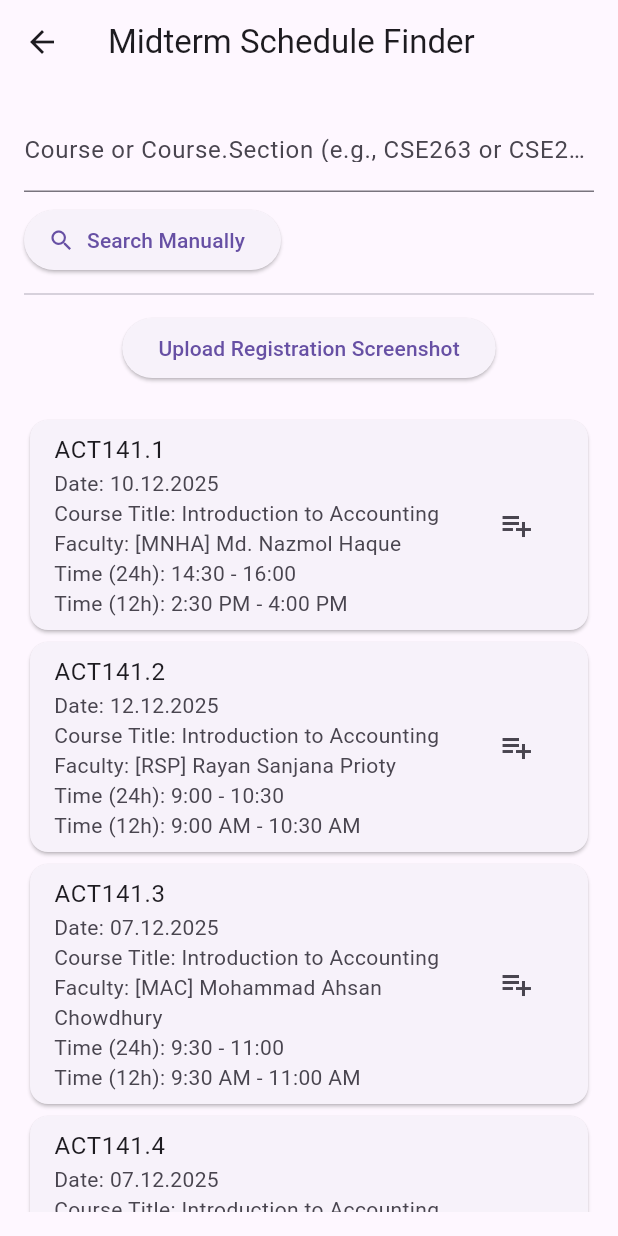
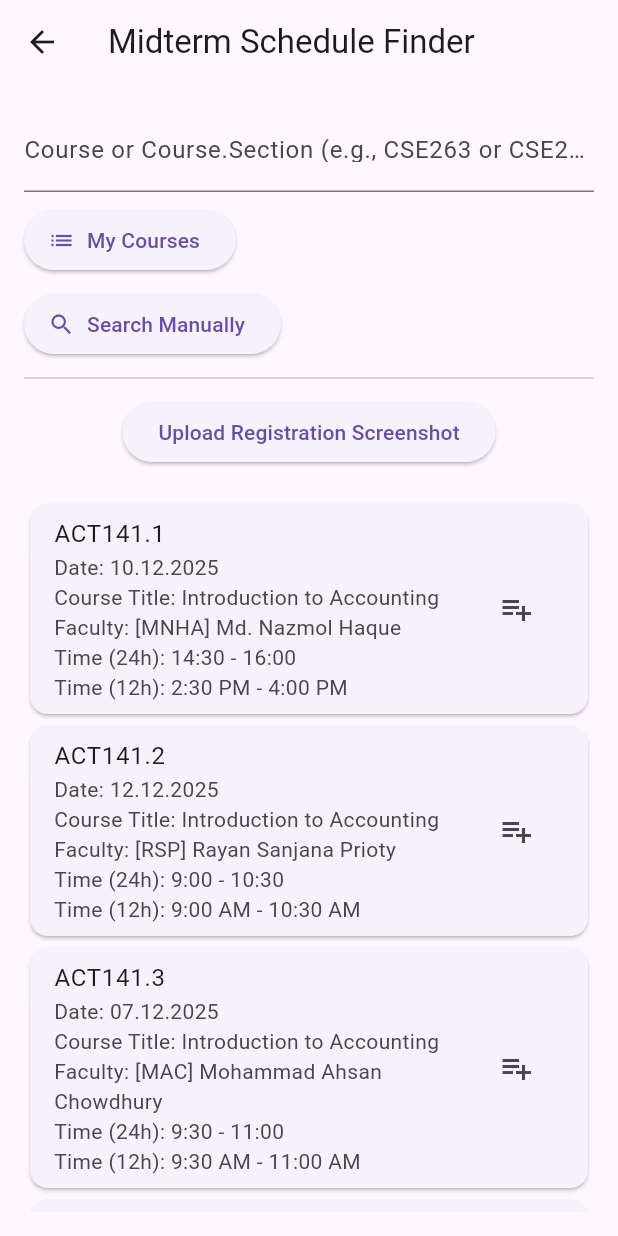
Before and after one commit to hasibul2hasan/my_seu, a Flutter app: the ExamScheduleExtractorPage screen opened directly, after a tap on "Search Manually", on a phone screen of 412 x 824 dp. Run offline on Flutter 3.47's test engine with Material 3 defaults, Android fonts, the phone set to English and light mode, and no system bars; our stand-ins replace firebase_auth, firebase_core, geolocator, google_nav_bar, google_sign_in, image_picker and 3 more; missing offline and left inert: google_mlkit_text_recognition; accounts and stored records are empty.

Commit message:
feat: implement My Inventory page for managing course inventory with persistent storage

```diff
--- a/lib/screens/subPages/mid_exam.dart
+++ b/lib/screens/subPages/mid_exam.dart
@@ -1,5 +1,7 @@
 import 'dart:convert';
+import 'dart:async';
 import 'package:flutter/material.dart';
+import './my_inventory_page.dart';
 import 'package:image_picker/image_picker.dart';
 import 'package:shared_preferences/shared_preferences.dart';
 import 'package:google_mlkit_text_recognition/google_mlkit_text_recognition.dart';
@@ -21,6 +23,8 @@ class _ExamScheduleExtractorPageState extends State<ExamScheduleExtractorPage> {
   List<Map<String, dynamic>> myInventory = [];
   bool showInventoryHints = true;
   Map<String, dynamic>? _scheduleCache;
+  bool hasSearched = false;
+  Timer? _searchDebounce;
 
   Future<void> pickImage() async {
     try {
@@ -215,8 +219,11 @@ class _ExamScheduleExtractorPageState extends State<ExamScheduleExtractorPage> {
     // Preload cache so first search is fast
     loadExamJson().then((map) {
       _scheduleCache = map;
+      // Show all courses on entering the page
+      manualSearch();
     }).catchError((error) {
-      // ignore preload errors
+      // If preload fails, still try to show all courses
+      manualSearch();
     });
   }
   Future<void> manualSearch() async {
@@ -224,12 +231,13 @@ class _ExamScheduleExtractorPageState extends State<ExamScheduleExtractorPage> {
       isProcessing = true;
       errorMessage = null;
       finalResults.clear();
+      hasSearched = true;
     });
 
     try {
       final rawCourse = _courseController.text.trim();
-
-      final schedule = await loadExamJson();
+      final schedule = _scheduleCache ?? await loadExamJson();
+      _scheduleCache ??= schedule;
       final results = <Map<String, dynamic>>[];
 
       if (rawCourse.isEmpty) {
@@ -421,29 +429,49 @@ class _ExamScheduleExtractorPageState extends State<ExamScheduleExtractorPage> {
                 labelText: 'Course or Course.Section (e.g., CSE263 or CSE263.11)',
                 suffixIcon: (_courseController.text.isNotEmpty)
                     ? IconButton(
+                        icon: const Icon(Icons.close),
                         tooltip: 'Clear',
-                        icon: const Icon(Icons.clear),
                         onPressed: () {
-                          setState(() {
-                            _courseController.clear();
-                          });
+                          _courseController.clear();
+                          // Immediately reset the search results when clearing
+                          manualSearch();
                         },
                       )
                     : null,
               ),
               textInputAction: TextInputAction.search,
-              onChanged: (_) => setState(() {}),
+              onChanged: (_) {
+                setState(() {});
+                _searchDebounce?.cancel();
+                _searchDebounce = Timer(const Duration(milliseconds: 250), () {
+                  manualSearch();
+                });
+              },
               onSubmitted: (_) => manualSearch(),
             ),
-            // Inventory-only suggestions under search bar
-            if (showInventoryHints && myInventory.isNotEmpty) ...[
+            // My Courses button will be shown inline with inventory chips below
+            // My Courses button always visible; chips show before search
+            ...[
               const SizedBox(height: 8),
               Align(
                 alignment: Alignment.centerLeft,
                 child: Wrap(
                   spacing: 8,
                   runSpacing: 8,
-                  children: myInventory.map((inv) {
+                  children: [
+                    ElevatedButton.icon(
+                      icon: const Icon(Icons.list),
+                      label: const Text('My Courses'),
+                      onPressed: () async {
+                        await Navigator.of(context).push(
+                          MaterialPageRoute(builder: (_) => const MyInventoryPage()),
+                        );
+                        // Refresh local inventory after returning
+                        _loadInventory();
+                        setState(() {});
+                      },
+                    ),
+                    if (myInventory.isNotEmpty) ...myInventory.map((inv) {
                     final code = "${inv['course']}.${inv['section']}";
                     return InputChip(
                       label: Text(code),
@@ -455,7 +483,8 @@ class _ExamScheduleExtractorPageState extends State<ExamScheduleExtractorPage> {
                       },
                       onDeleted: () => _removeFromInventory(inv['course'].toString(), inv['section'].toString()),
                     );
-                  }).toList(),
+                    }).toList(),
+                  ],
                 ),
               ),
             ],
@@ -487,8 +516,10 @@ class _ExamScheduleExtractorPageState extends State<ExamScheduleExtractorPage> {
               )
             ],
 
-            /// Display Results
-            if (!isProcessing && finalResults.isNotEmpty)
+            // Inventory detailed list removed per request; only show chips under search and in My Courses page
+
+            /// Display All Courses / Search Results
+            if (!isProcessing)
               Expanded(
                 child: ListView.builder(
                   itemCount: finalResults.length,
@@ -498,8 +529,7 @@ class _ExamScheduleExtractorPageState extends State<ExamScheduleExtractorPage> {
                     final inInv = myInventory.any((e) => "${e['course']}.${e['section']}" == code);
                     return Card(
                       child: ListTile(
-                        title:
-                            Text(code),
+                        title: Text(code),
                         subtitle: Text(
                           "Date: ${item['date']}\n"
                           "Course Title: ${item['courseTitle'] ?? ''}\n"
@@ -512,8 +542,9 @@ class _ExamScheduleExtractorPageState extends State<ExamScheduleExtractorPage> {
                                 tooltip: 'Remove from My Courses',
                                 icon: const Icon(Icons.delete_outline),
                                 onPressed: () => _removeFromInventory(
-                                    item['course'].toString(),
-                                    item['section'].toString()),
+                                  item['course'].toString(),
+                                  item['section'].toString(),
+                                ),
                               )
                             : IconButton(
                                 tooltip: 'Add to My Courses',
@@ -524,42 +555,7 @@ class _ExamScheduleExtractorPageState extends State<ExamScheduleExtractorPage> {
                     );
                   },
                 ),
-              )
-            else if (!isProcessing && finalResults.isEmpty)
-              Expanded(
-                child: Column(
-                  crossAxisAlignment: CrossAxisAlignment.start,
-                  children: [
-                    const Text('My Courses'),
-                    const SizedBox(height: 8),
-                    Expanded(
-                      child: ListView.builder(
-                        itemCount: myInventory.length,
-                        itemBuilder: (context, index) {
-                          final inv = myInventory[index];
-                          return Card(
-                            child: ListTile(
-                              title: Text("${inv['course']}.${inv['section']}"),
-                              subtitle: Text(
-                                "Date: ${inv['date']}\n"
-                                "Course Title: ${inv['courseTitle'] ?? ''}\n"
-                                "Faculty: ${inv['faculty'] ?? ''}\n"
-                                "Time (24h): ${inv['time24'] ?? ''}\n"
-                                "Time (12h): ${inv['time12'] ?? ''}",
-                              ),
-                              trailing: IconButton(
-                                tooltip: 'Remove',
-                                icon: const Icon(Icons.delete_outline),
-                                onPressed: () => _removeFromInventory(inv['course'].toString(), inv['section'].toString()),
-                              ),
-                            ),
-                          );
-                        },
-                      ),
-                    ),
-                  ],
-                ),
-              )
+              ),
           ],
         ),
       ),
```
Also changed, not shown: lib/screens/subPages/my_inventory_page.dart (added, +92 -0 lines).
